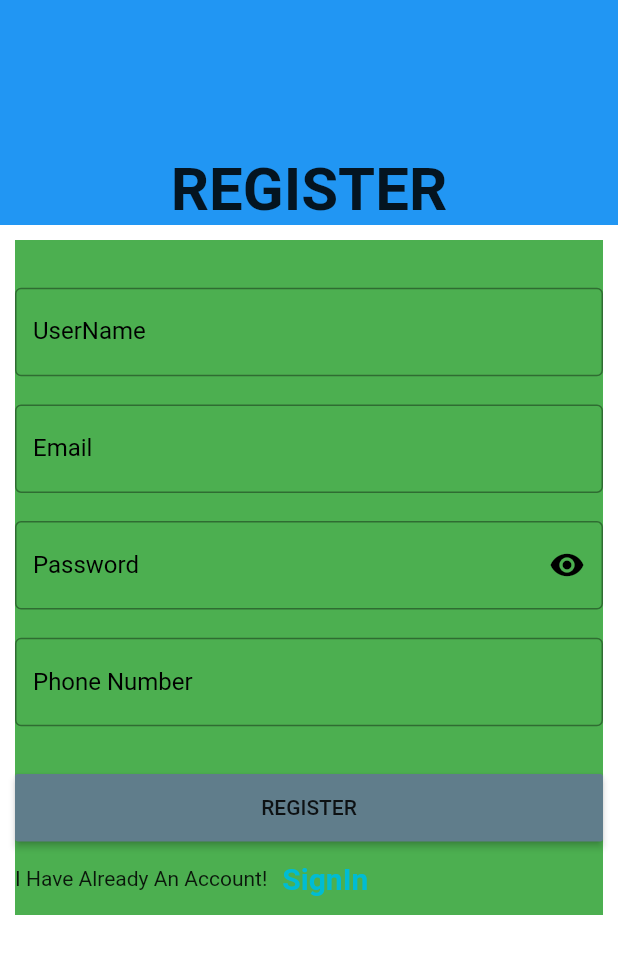
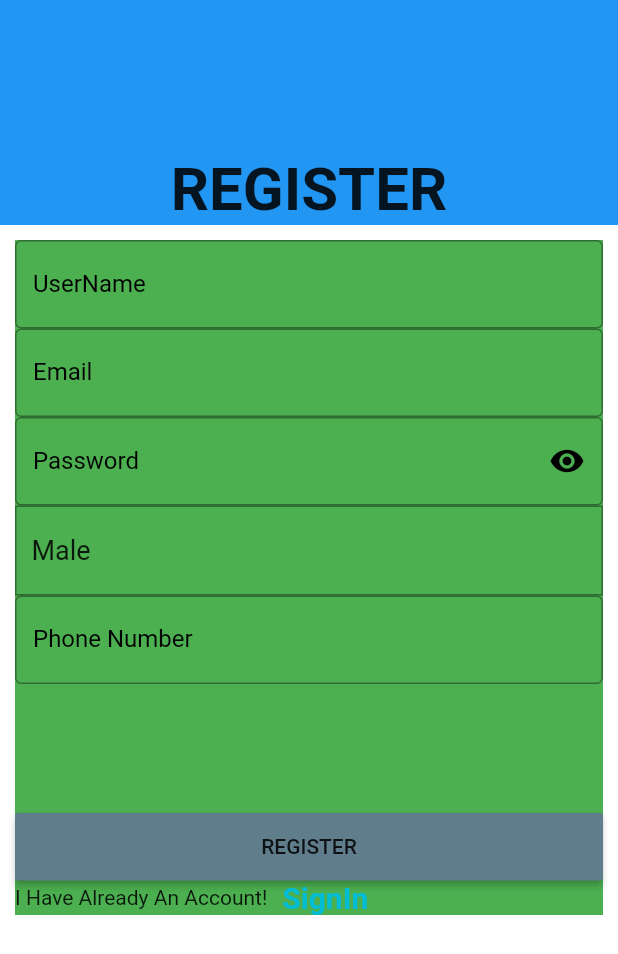
Before and after one commit to TNNam1408/E_Commerces_Flutter, a Flutter app: the SignUp screen opened directly, on a phone screen of 412 x 824 dp. Shown: the top 954 px of the screen. Run offline on Flutter 3.47's test engine with Material 2 defaults, Android fonts, the phone set to English and light mode, and no system bars; our stand-ins replace badges, carousel_pro, cloud_firestore, firebase_auth; missing offline and left inert: dart:ffi; accounts and stored records are empty; statements that could not run were skipped.

Commit message:
15/09/2021v2

```diff
--- /dev/null
+++ b/lib/model/usermodel.dart
@@ -0,0 +1,12 @@
+import 'package:flutter/material.dart';
+
+class UserModel {
+  String userName, userEmail, userGendel, userphoneNumber;
+
+  UserModel({
+    @required this.userName,
+    @required this.userEmail,
+    @required this.userGendel,
+    @required this.userphoneNumber,
+  });
+}
--- a/lib/screens/signup.dart
+++ b/lib/screens/signup.dart
@@ -1,3 +1,4 @@
+import 'package:cloud_firestore/cloud_firestore.dart';
 import 'package:e_commerce/widgets/changescreen.dart';
 import 'package:e_commerce/widgets/mybutton.dart';
 import 'package:e_commerce/widgets/mytextformfield.dart';
@@ -10,9 +11,7 @@ import 'package:flutter/services.dart';
 import 'homepage.dart';
 import 'login.dart';
 
-
 class SignUp extends StatefulWidget {
-
   @override
   _SignUpState createState() => _SignUpState();
 }
@@ -24,39 +23,60 @@ String pattern =
 RegExp regExp = new RegExp(pattern);
 bool obserText = true;
 String email;
+String phoneNumber;
 String password;
-
+String userName;
+bool isMale = true;
 
 class _SignUpState extends State<SignUp> {
-  void vaildation() async{
+  void vaildation() async {
     final FormState _form = _formKey.currentState;
-    if(!_form.validate()){
-     try{
-       AuthResult result = await FirebaseAuth.instance.
-       createUserWithEmailAndPassword(email: email, password: password);
+    if (!_form.validate()) {
+      try {
+        AuthResult result = await FirebaseAuth.instance
+            .createUserWithEmailAndPassword(email: email, password: password);
         print(result.user.uid);
-     } on PlatformException catch(e){
+        Firestore.instance
+            .collection("User")
+            .document(result.user.uid)
+            .setData({
+          "UserName": userName,
+          "UserId": result.user.uid,
+          "UserEmail": email,
+          "UserGender":isMale == true?"Male":"Female",
+          "Phone Number":phoneNumber,
+        });
+      } on PlatformException catch (e) {
         print(e.message.toString());
-       _scaffoldKey.currentState.showSnackBar(SnackBar(content: Text(e.message)));
+        _scaffoldKey.currentState.showSnackBar(
+          SnackBar(
+            content: Text(e.message),
+          ),
+        );
       }
-    }
-    else{
+    } else {
       print("No Access");
     }
   }
 
-  Widget _buildAllTextFormField(){
-    return Container(
-      height: 330,
+  Widget _buildAllTextFormField() {
+    return Expanded(
+      flex: 1,
+      child: Container(
+        height: 400,
         child: Column(
           mainAxisAlignment: MainAxisAlignment.spaceEvenly,
           children: [
             MyTextFormField(
-            validator: (value){
-              if(value == ""){
+              onChanged: (value) {
+                setState(() {
+                  userName =  value;
+                });
+              },
+              validator: (value) {
+                if (value == "") {
                   return "Please Fill UserName";
-              }
-              else if(value.length < 6){
+                } else if (value.length < 6) {
                   return "UserName Is Too Short";
                 }
                 return "";
@@ -64,24 +84,23 @@ class _SignUpState extends State<SignUp> {
               name: "UserName",
             ),
             MyTextFormField(
-            onChanged: (value){
+              onChanged: (value) {
                 email = value;
                 print(email);
               },
-            validator: (value){
-              if(value ==""){
+              validator: (value) {
+                if (value == "") {
                   return "Please Fill Email";
-              }else if(!regExp.hasMatch(value)){
+                } else if (!regExp.hasMatch(value)) {
                   return "Email Is Invaild";
                 }
                 return "";
               },
               name: "Email",
-
             ),
             PasswordTextFormField(
               obserText: obserText,
-            onChanged: (value){
+              onChanged: (value) {
                 password = value;
                 print(password);
               },
@@ -101,23 +120,57 @@ class _SignUpState extends State<SignUp> {
                 FocusScope.of(context).unfocus();
               },
             ),
-          MyTextFormField(
-            validator: (value){
-              if(value == ""){
+            GestureDetector(
+              onTap: (){
+                setState(() {
+                  isMale = !isMale;
+                });
+              },
+              child: Container(
+                height: 60,
+                width: double.infinity,
+                padding: EdgeInsets.only(left: 10),
+                decoration: BoxDecoration(
+                  border: Border.all(color: Colors.black38),
+                ),
+                child: Row(
+                  children: [
+                    Text(
+                      isMale==true?"Male":"Female",
+                      style: TextStyle(
+                        color: Colors.black87,
+                        fontSize: 18,
+                      ),
+                    ),
+                  ],
+                ),
+              ),
+            ),
+            Expanded(
+              child: MyTextFormField(
+                onChanged: (value){
+                  setState(() {
+                    phoneNumber= value ;
+                  });
+                },
+                validator: (value) {
+                  if (value == "") {
                     return "Please Fill Phone Number";
-              }
-              else if(value.length < 10){
+                  } else if (value.length < 10) {
                     return "Phone Number Must Be 10";
                   }
                   return "";
                 },
                 name: "Phone Number",
               ),
+            ),
           ],
+        ),
       ),
     );
   }
-  Widget _buildButtomPart(){
+
+  Widget _buildButtomPart() {
     return Container(
       height: 450,
       width: double.infinity,
@@ -127,10 +180,9 @@ class _SignUpState extends State<SignUp> {
         mainAxisAlignment: MainAxisAlignment.spaceEvenly,
         children: [
           _buildAllTextFormField(),
-
           MyButton(
             name: "REGISTER",
-            onPressed: (){
+            onPressed: () {
               vaildation();
               // Navigator.of(context).pushReplacement(
               //     MaterialPageRoute(builder: (cxt) => HomePage()));
@@ -139,16 +191,16 @@ class _SignUpState extends State<SignUp> {
           ChangeScreen(
             name: "SignIn",
             whichAccount: "I Have Already An Account!",
-            onTap: (){
+            onTap: () {
               Navigator.of(context).pushReplacement(
                   MaterialPageRoute(builder: (cxt) => Login()));
             },
           ),
-
         ],
       ),
     );
   }
+
   @override
   Widget build(BuildContext context) {
     return Scaffold(
@@ -167,7 +219,11 @@ class _SignUpState extends State<SignUp> {
                     child: Column(
                       mainAxisAlignment: MainAxisAlignment.end,
                       children: [
-                        Text("REGISTER", style: TextStyle(fontSize: 40,fontWeight: FontWeight.bold ),)
+                        Text(
+                          "REGISTER",
+                          style: TextStyle(
+                              fontSize: 40, fontWeight: FontWeight.bold),
+                        )
                       ],
                     ),
                   ),
@@ -175,7 +231,6 @@ class _SignUpState extends State<SignUp> {
                     height: 10,
                   ),
                   _buildButtomPart(),
-
                 ],
               ),
             ),
--- a/pubspec.yaml
+++ b/pubspec.yaml
@@ -30,6 +30,7 @@ dependencies:
   cupertino_icons: ^1.0.2
   firebase_auth: ^0.16.1
   cloud_firestore: ^0.13.7
+#  firebase_analytics: ^5.0.2
   carousel_pro: ^1.0.0
   provider: ^4.3.2
   badges: ^1.1.1
```
Also changed, not shown: lib/provider/product_provider.dart (+29 -1 lines), lib/screens/homepage.dart (+13 -3 lines), pubspec.lock. Lines whose indentation alone changed are shown as unchanged.
